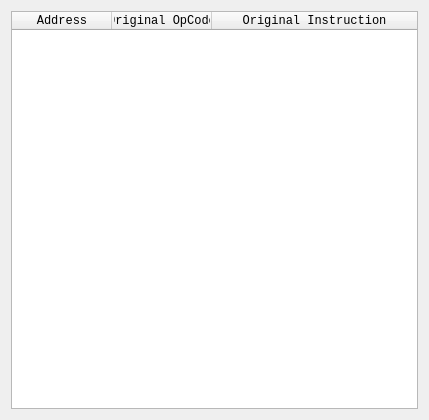
Above: GUI/Widgets/RestoreInstructions/Form/RestoreInstructionsWidget.ui from korcankaraokcu/PINCE before the change. Below: the same form after it.
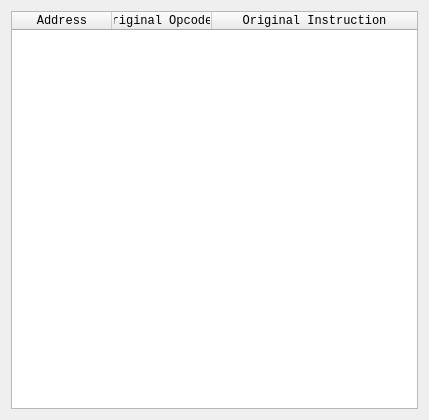
That is the form after the change.

Commit message: Rename opcodes to instructions

Diff of the .ui file:
```diff
--- a/GUI/Widgets/RestoreInstructions/Form/RestoreInstructionsWidget.ui
+++ b/GUI/Widgets/RestoreInstructions/Form/RestoreInstructionsWidget.ui
@@ -55,7 +55,7 @@
      </column>
      <column>
       <property name="text">
-       <string>Original OpCode</string>
+       <string>Original Opcodes</string>
       </property>
      </column>
      <column>
```
Left out of the diff: 6 changed lines with no effect on the pictures. The commit also changes 15 other files.
